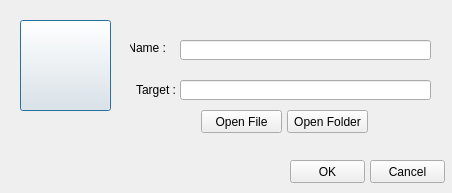
Qt form appbuttondialog.ui (ty0x2333/TyLauncher) before a commit.
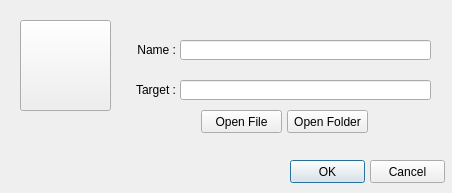
The same form after that commit.

Commit message:
修改了已知BUG。添加AppInfo结构体来整理应用信息。对话框设置默认按钮。
界面更新:
1.按钮属性修改框，"名称"和"目标"文本垂直对齐
修复的BUG:
1.文件删除错误
2.手动修改按钮信息，若文件路径错误，在应用重启后不被读取。
3.在文件路径错误时，无图标。(修改后显示默认File图标)
3.关于对话框中，应用名不全

Patch:
```diff
--- a/appbuttondialog.ui
+++ b/appbuttondialog.ui
@@ -38,6 +38,12 @@
    <property name="text">
     <string>OK</string>
    </property>
+   <property name="checkable">
+    <bool>false</bool>
+   </property>
+   <property name="default">
+    <bool>true</bool>
+   </property>
   </widget>
   <widget class="QPushButton" name="pushButtonCancel">
    <property name="geometry">
@@ -65,10 +71,10 @@
   <widget class="QLabel" name="labelName">
    <property name="geometry">
     <rect>
-     <x>130</x>
+     <x>125</x>
      <y>40</y>
-     <width>36</width>
-     <height>16</height>
+     <width>51</width>
+     <height>20</height>
     </rect>
    </property>
    <property name="layoutDirection">
```
Left out of the diff: 12 changed lines with no effect on the pictures. The commit also changes 7 other files.
